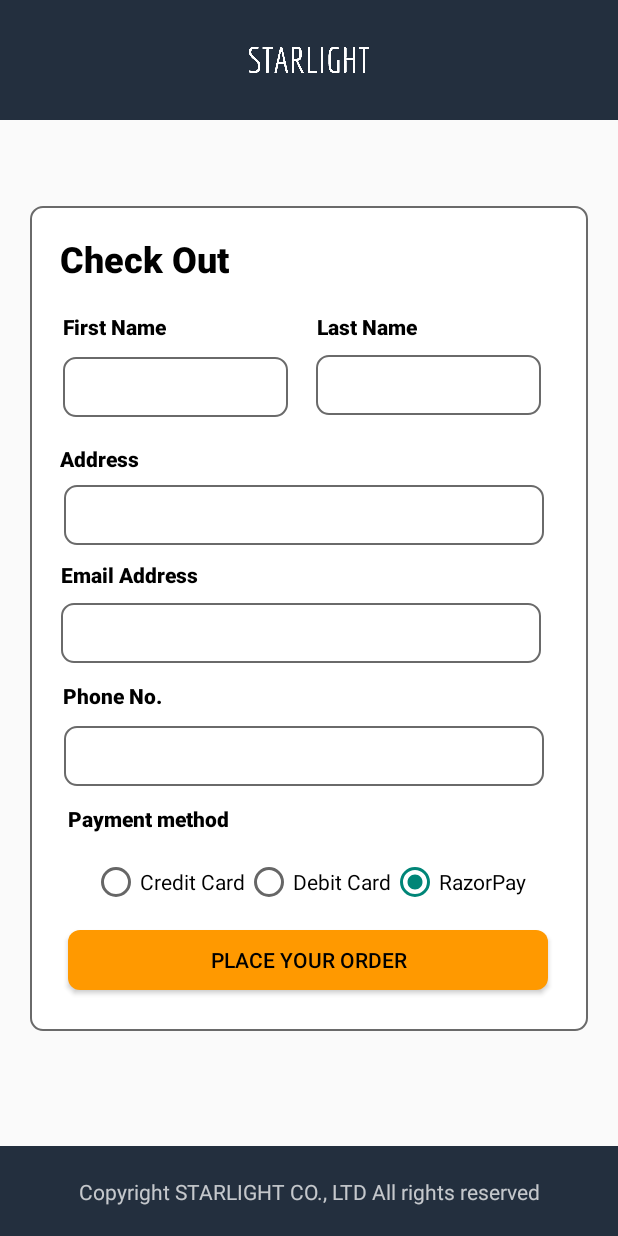
After one commit to NandanPaT-eL/Ecommerce-App, an Android app: the CheckoutActivity screen opened directly, with no data from a screen before it, on a phone screen of 412 x 824 dp. The commit adds this screen. Run offline under Robolectric (Android 15) with nearby library versions, the phone set to English and light mode, and no system bars; our stand-ins replace Firebase (no records; nobody signed in at launch, a user with empty details on screens opened directly); Roboto replaces fonts that are not available here.

Commit message:
Checkout Done

```diff
--- a/app/src/main/java/com/example/ecommerceapp/CartActivity.java
+++ b/app/src/main/java/com/example/ecommerceapp/CartActivity.java
@@ -6,6 +6,8 @@ import android.content.Context;
 import android.content.Intent;
 import android.content.IntentFilter;
 import android.os.Bundle;
+import android.view.View;
+import android.widget.Button;
 import android.widget.TextView;
 
 import androidx.annotation.NonNull;
@@ -34,6 +36,7 @@ public class CartActivity extends AppCompatActivity {
 
     FirebaseAuth auth;
     FirebaseFirestore firestore;
+    Button checkout;
     @Override
     protected void onCreate(Bundle savedInstanceState) {
         super.onCreate(savedInstanceState);
@@ -45,12 +48,20 @@ public class CartActivity extends AppCompatActivity {
 
         recyclerView = findViewById(R.id.cart_rec);
         recyclerView.setLayoutManager(new LinearLayoutManager(this));
-
+        checkout = findViewById(R.id.button);
         totalBillAmt = findViewById(R.id.textView3);
 
         cartmodels = new ArrayList<>();
         cartAdapter = new CartAdapter(this, cartmodels);
         recyclerView.setAdapter(cartAdapter);
+
+        checkout.setOnClickListener(new View.OnClickListener() {
+            @Override
+            public void onClick(View v) {
+                Intent intent = new Intent(CartActivity.this, CheckoutActivity.class);
+                startActivity(intent);
+            }
+        });
 
         LocalBroadcastManager.getInstance(this)
                         .registerReceiver(mMessageReceiver, new IntentFilter("MyTotalAmount"));
--- /dev/null
+++ b/app/src/main/java/com/example/ecommerceapp/CheckoutActivity.java
@@ -0,0 +1,100 @@
+package com.example.ecommerceapp;
+
+import android.os.Bundle;
+import android.view.View;
+import android.widget.Button;
+import android.widget.EditText;
+import android.widget.RadioButton;
+import android.widget.Toast;
+
+import androidx.annotation.NonNull;
+import androidx.appcompat.app.AppCompatActivity;
+
+import com.google.android.gms.tasks.OnCompleteListener;
+import com.google.android.gms.tasks.Task;
+import com.google.firebase.auth.FirebaseAuth;
+import com.google.firebase.firestore.DocumentReference;
+import com.google.firebase.firestore.FirebaseFirestore;
+import com.google.firebase.storage.StorageTask;
+
+import java.util.HashMap;
+import java.util.Map;
+
+
+public class CheckoutActivity extends AppCompatActivity {
+    FirebaseFirestore firestore;
+    FirebaseAuth auth;
+
+    EditText firstName, lastName, address, email, number;
+    Button confirm;
+    RadioButton credit, debit, razor;
+
+    @Override
+    protected void onCreate(Bundle savedInstanceState) {
+        super.onCreate(savedInstanceState);
+        setContentView(R.layout.activity_checkout);
+
+        firestore = FirebaseFirestore.getInstance();
+        auth = FirebaseAuth.getInstance();
+        firstName = findViewById(R.id.firstName);
+        lastName = findViewById(R.id.lastName);
+        address = findViewById(R.id.address);
+        email = findViewById(R.id.email);
+        number = findViewById(R.id.number);
+
+        confirm = findViewById(R.id.placeOrder);
+
+        credit = findViewById(R.id.credit);
+        debit = findViewById(R.id.debit);
+        razor = findViewById(R.id.razorpay);
+
+
+        confirm.setOnClickListener(new View.OnClickListener() {
+            @Override
+            public void onClick(View v) {
+                String Firstname = firstName.getText().toString();
+                String Lastname = lastName.getText().toString();
+                String Address = address.getText().toString();
+                String Email = email.getText().toString();
+                String Number = number.getText().toString();
+                String c = credit.getText().toString();
+                String d = debit.getText().toString();
+                String r = razor.getText().toString();
+                String fullname = "";
+                if(!Firstname.isEmpty()) {
+                    fullname+=Firstname;
+                    fullname+=" ";
+                }
+                if(!Lastname.isEmpty()) {
+                    fullname+=Lastname;
+                }
+
+                if (!Firstname.isEmpty() && !Lastname.isEmpty() && !Address.isEmpty() && !Email.isEmpty() && !Number.isEmpty()) {
+                    Map<String, String> map = new HashMap<>();
+                    map.put("FullName", fullname);
+                    map.put("Address", Address);
+                    map.put("Email",Email);
+                    map.put("Number", Number);
+                    if (credit.isChecked()) {
+                        map.put("Payment Method", c);
+                    } else if (debit.isChecked()) {
+                        map.put("Payment method", d);
+                    } else if (razor.isChecked()) {
+                        map.put("Payment method", r);
+                    }
+                    firestore.collection("UserCheckout").document(auth.getCurrentUser().getUid())
+                            .collection("Details").add(map).addOnCompleteListener(new OnCompleteListener<DocumentReference>() {
+                                @Override
+                                public void onComplete(@NonNull Task<DocumentReference> task) {
+                                    if(task.isSuccessful()) {
+                                        Toast.makeText(CheckoutActivity.this,"Record Stored",Toast.LENGTH_SHORT).show();
+                                    }
+                                }
+                            });
+                } else {
+                    Toast.makeText(CheckoutActivity.this, "Fill All the details!", Toast.LENGTH_SHORT).show();
+                }
+            }
+        });
+    }
+}
--- a/app/src/main/java/com/example/ecommerceapp/ProductDetailActivity.java
+++ b/app/src/main/java/com/example/ecommerceapp/ProductDetailActivity.java
@@ -1,5 +1,7 @@
 package com.example.ecommerceapp;
 
+import android.annotation.SuppressLint;
+import android.content.Intent;
 import android.os.Bundle;
 import android.view.View;
 import android.widget.Button;
@@ -17,8 +19,6 @@ import com.google.firebase.auth.FirebaseAuth;
 import com.google.firebase.firestore.DocumentReference;
 import com.google.firebase.firestore.FirebaseFirestore;
 
-import org.w3c.dom.Text;
-
 import java.text.SimpleDateFormat;
 import java.util.Calendar;
 import java.util.HashMap;
@@ -28,8 +28,10 @@ public class ProductDetailActivity extends AppCompatActivity {
     FirebaseAuth auth;
     ProductObject productObject = null;
     TextView name, price, quantity;
+    Button cart;
     int totalQuantity = 1;
     int totalPrice = 0;
+    @SuppressLint("MissingInflatedId")
     @Override
     protected void onCreate(Bundle savedInstanceState) {
         super.onCreate(savedInstanceState);
@@ -48,8 +50,8 @@ public class ProductDetailActivity extends AppCompatActivity {
         quantity = findViewById(R.id.quantity);
         name = findViewById(R.id.detailedName);
         price = findViewById(R.id.price);
+        cart = findViewById(R.id.buynow);
         Button addCart = findViewById(R.id.cartbutton);
-        Button buynow = findViewById(R.id.addbutton);
         ImageView addItem = findViewById(R.id.addItem);
         ImageView removeItem = findViewById(R.id.removeItem);
 
@@ -92,6 +94,13 @@ public class ProductDetailActivity extends AppCompatActivity {
                 }
             }
         });
+        cart.setOnClickListener(new View.OnClickListener() {
+            @Override
+            public void onClick(View v) {
+                Intent intent = new Intent(ProductDetailActivity.this, CartActivity.class);
+                startActivity(intent);
+            }
+        });
         button1.setOnClickListener(new View.OnClickListener() {
             @Override
             public void onClick(View v) {
--- /dev/null
+++ b/app/src/main/res/layout/activity_checkout.xml
@@ -0,0 +1,349 @@
+<?xml version="1.0" encoding="utf-8"?>
+<androidx.constraintlayout.widget.ConstraintLayout xmlns:android="http://schemas.android.com/apk/res/android"
+    xmlns:app="http://schemas.android.com/apk/res-auto"
+    xmlns:tools="http://schemas.android.com/tools"
+    android:id="@+id/main"
+    android:layout_width="match_parent"
+    android:layout_height="match_parent"
+    tools:context=".CheckoutActivity">
+
+    <LinearLayout
+        android:layout_width="0dp"
+        android:layout_height="550dp"
+        android:background="@drawable/signin_bar"
+        android:orientation="vertical"
+        android:layout_marginLeft="20dp"
+        android:layout_marginRight="20dp"
+        app:layout_constraintBottom_toBottomOf="parent"
+        app:layout_constraintEnd_toEndOf="parent"
+        app:layout_constraintStart_toStartOf="parent"
+        app:layout_constraintTop_toTopOf="parent"
+        tools:ignore="TextSizeCheck"/>
+
+    <androidx.constraintlayout.widget.ConstraintLayout
+        android:id="@+id/constraintLayout"
+        android:layout_width="match_parent"
+        android:layout_height="match_parent">
+
+        <LinearLayout
+            android:id="@+id/linearLayout4"
+            android:layout_width="match_parent"
+            android:layout_height="80dp"
+            android:background="#232F3E"
+            android:orientation="horizontal"
+            app:layout_constraintBottom_toBottomOf="parent"
+            app:layout_constraintEnd_toEndOf="parent"
+            app:layout_constraintStart_toStartOf="parent"
+            app:layout_constraintTop_toTopOf="parent"
+            app:layout_constraintVertical_bias="0.0">
+
+            <ImageView
+                android:id="@+id/imageView"
+                android:layout_width="0dp"
+                android:layout_height="match_parent"
+                android:layout_weight="1"
+                android:contentDescription="logo"
+                app:srcCompat="@drawable/logo"
+                tools:ignore="HardcodedText" />
+        </LinearLayout>
+
+        <LinearLayout
+            android:id="@+id/linearLayout5"
+            android:layout_width="0dp"
+            android:layout_height="60dp"
+            android:background="#232F3E"
+            android:baselineAligned="false"
+            android:orientation="horizontal"
+            app:layout_constraintBottom_toBottomOf="parent"
+            app:layout_constraintEnd_toEndOf="parent"
+            app:layout_constraintHorizontal_bias="0.0"
+            app:layout_constraintStart_toStartOf="parent">
+
+            <androidx.constraintlayout.widget.ConstraintLayout
+                android:layout_width="0dp"
+                android:layout_height="match_parent"
+                android:layout_weight="1">
+
+                <TextView
+                    android:id="@+id/editTextText2"
+                    android:layout_width="match_parent"
+                    android:layout_height="wrap_content"
+                    android:layout_weight="1"
+                    android:ems="10"
+                    android:inputType="text"
+                    android:text="Copyright STARLIGHT CO., LTD All rights reserved"
+                    android:textAlignment="center"
+                    android:textColor="#BCFFFFFF"
+                    android:textSize="14sp"
+                    app:layout_constraintBottom_toBottomOf="parent"
+                    app:layout_constraintTop_toTopOf="parent"
+                    tools:ignore="HardcodedText,TextViewEdits,TouchTargetSizeCheck" />
+            </androidx.constraintlayout.widget.ConstraintLayout>
+
+        </LinearLayout>
+
+        <androidx.constraintlayout.widget.ConstraintLayout
+            android:layout_width="409dp"
+            android:layout_height="589dp"
+            app:layout_constraintBottom_toTopOf="@+id/linearLayout5"
+            app:layout_constraintEnd_toEndOf="parent"
+            app:layout_constraintStart_toStartOf="parent"
+            app:layout_constraintTop_toBottomOf="@+id/linearLayout4">
+
+            <TextView
+                android:layout_width="wrap_content"
+                android:layout_height="wrap_content"
+                android:fontFamily="sans-serif-black"
+                android:text="Check Out"
+                android:textColor="@color/black"
+                android:textSize="24sp"
+                android:textStyle="bold"
+                app:layout_constraintBottom_toBottomOf="parent"
+                app:layout_constraintEnd_toEndOf="parent"
+                app:layout_constraintHorizontal_bias="0.131"
+                app:layout_constraintStart_toStartOf="parent"
+                app:layout_constraintTop_toTopOf="parent"
+                app:layout_constraintVertical_bias="0.052" />
+
+            <TextView
+                android:id="@+id/textView8"
+                android:layout_width="wrap_content"
+                android:layout_height="wrap_content"
+                android:fontFamily="sans-serif-black"
+                android:text="First Name"
+                android:textColor="@color/black"
+                app:layout_constraintBottom_toBottomOf="parent"
+                app:layout_constraintEnd_toEndOf="parent"
+                app:layout_constraintHorizontal_bias="0.12"
+                app:layout_constraintStart_toStartOf="parent"
+                app:layout_constraintTop_toTopOf="parent"
+                app:layout_constraintVertical_bias="0.142"
+                tools:ignore="HardcodedText" />
+
+            <EditText
+                android:id="@+id/firstName"
+                android:layout_width="150dp"
+                android:layout_height="40dp"
+                android:autofillHints=""
+                android:background="@drawable/signin_bar"
+                android:ems="10"
+                android:fontFamily="sans-serif-black"
+                android:inputType="text"
+                android:paddingLeft="5dp"
+                android:textSize="16sp"
+                app:layout_constraintBottom_toBottomOf="parent"
+                app:layout_constraintEnd_toEndOf="parent"
+                app:layout_constraintHorizontal_bias="0.158"
+                app:layout_constraintStart_toStartOf="parent"
+                app:layout_constraintTop_toBottomOf="@+id/textView8"
+                app:layout_constraintVertical_bias="0.023"
+                tools:ignore="LabelFor,RtlHardcoded,RtlSymmetry,SpeakableTextPresentCheck,TouchTargetSizeCheck" />
+
+            <TextView
+                android:id="@+id/textView7"
+                android:layout_width="wrap_content"
+                android:layout_height="wrap_content"
+                android:fontFamily="sans-serif-black"
+                android:text="Last Name"
+                android:textColor="@color/black"
+                app:layout_constraintBottom_toBottomOf="parent"
+                app:layout_constraintEnd_toEndOf="parent"
+                app:layout_constraintHorizontal_bias="0.612"
+                app:layout_constraintStart_toStartOf="parent"
+                app:layout_constraintTop_toTopOf="parent"
+                app:layout_constraintVertical_bias="0.142"
+                tools:ignore="HardcodedText" />
+
+            <EditText
+                android:id="@+id/lastName"
+                android:layout_width="150dp"
+                android:layout_height="40dp"
+                android:autofillHints=""
+                android:background="@drawable/signin_bar"
+                android:ems="10"
+                android:fontFamily="sans-serif-black"
+                android:inputType="text"
+                android:paddingLeft="5dp"
+                android:textSize="16sp"
+                app:layout_constraintBottom_toBottomOf="parent"
+                app:layout_constraintEnd_toEndOf="parent"
+                app:layout_constraintHorizontal_bias="0.808"
+                app:layout_constraintStart_toStartOf="parent"
+                app:layout_constraintTop_toBottomOf="@+id/textView7"
+                app:layout_constraintVertical_bias="0.021"
+                tools:ignore="LabelFor,RtlHardcoded,RtlSymmetry,SpeakableTextPresentCheck,TouchTargetSizeCheck" />
+
+            <TextView
+                android:id="@+id/textView5"
+                android:layout_width="wrap_content"
+                android:layout_height="wrap_content"
+                android:fontFamily="sans-serif-black"
+                android:text="Address"
+                android:textColor="@color/black"
+                app:layout_constraintBottom_toBottomOf="parent"
+                app:layout_constraintEnd_toEndOf="parent"
+                app:layout_constraintHorizontal_bias="0.109"
+                app:layout_constraintStart_toStartOf="parent"
+                app:layout_constraintTop_toTopOf="parent"
+                app:layout_constraintVertical_bias="0.296"
+                tools:ignore="HardcodedText" />
+
+            <EditText
+                android:id="@+id/address"
+                android:layout_width="320dp"
+                android:layout_height="40dp"
+                android:autofillHints=""
+                android:background="@drawable/signin_bar"
+                android:ems="10"
+                android:fontFamily="sans-serif-black"
+                android:inputType="text"
+                android:maxLines="2"
+                android:paddingLeft="5dp"
+                android:textSize="16sp"
+                app:layout_constraintBottom_toBottomOf="parent"
+                app:layout_constraintEnd_toEndOf="parent"
+                app:layout_constraintHorizontal_bias="0.46"
+                app:layout_constraintStart_toStartOf="parent"
+                app:layout_constraintTop_toBottomOf="@+id/textView5"
+                app:layout_constraintVertical_bias="0.022"
+                tools:ignore="LabelFor,RtlHardcoded,RtlSymmetry,SpeakableTextPresentCheck,TouchTargetSizeCheck" />
+
+            <TextView
+                android:id="@+id/textView6"
+                android:layout_width="wrap_content"
+                android:layout_height="wrap_content"
+                android:fontFamily="sans-serif-black"
+                android:text="Email Address"
+                android:textColor="@color/black"
+                app:layout_constraintBottom_toBottomOf="parent"
+                app:layout_constraintEnd_toEndOf="parent"
+                app:layout_constraintHorizontal_bias="0.123"
+                app:layout_constraintStart_toStartOf="parent"
+                app:layout_constraintTop_toTopOf="parent"
+                app:layout_constraintVertical_bias="0.431"
+                tools:ignore="HardcodedText" />
+
+            <EditText
+                android:id="@+id/email"
+                android:layout_width="320dp"
+                android:layout_height="40dp"
+                android:autofillHints=""
+                android:background="@drawable/signin_bar"
+                android:ems="10"
+                android:fontFamily="sans-serif-black"
+                android:inputType="textEmailAddress"
+                android:paddingLeft="5dp"
+                android:textSize="16sp"
+                app:layout_constraintBottom_toBottomOf="parent"
+                app:layout_constraintEnd_toEndOf="parent"
+                app:layout_constraintHorizontal_bias="0.438"
+                app:layout_constraintStart_toStartOf="parent"
+                app:layout_constraintTop_toBottomOf="@+id/textView6"
+                app:layout_constraintVertical_bias="0.033"
+                tools:ignore="LabelFor,RtlHardcoded,RtlSymmetry,SpeakableTextPresentCheck,TouchTargetSizeCheck" />
+
+            <TextView
+                android:id="@+id/textView1"
+                android:layout_width="wrap_content"
+                android:layout_height="wrap_content"
+                android:fontFamily="sans-serif-black"
+                android:text="Phone No."
+                android:textColor="@color/black"
+                app:layout_constraintBottom_toBottomOf="parent"
+                app:layout_constraintEnd_toEndOf="parent"
+                app:layout_constraintHorizontal_bias="0.119"
+                app:layout_constraintStart_toStartOf="parent"
+                app:layout_constraintTop_toTopOf="parent"
+                app:layout_constraintVertical_bias="0.573"
+                tools:ignore="HardcodedText" />
+
+            <EditText
+                android:id="@+id/number"
+                android:layout_width="320dp"
+                android:layout_height="40dp"
+                android:autofillHints=""
+                android:background="@drawable/signin_bar"
+                android:ems="10"
+                android:fontFamily="sans-serif-black"
+                android:inputType="phone"
+                android:maxLength="10"
+                android:paddingLeft="5dp"
+                android:textSize="16sp"
+                app:layout_constraintBottom_toBottomOf="parent"
+                app:layout_constraintEnd_toEndOf="parent"
+                app:layout_constraintHorizontal_bias="0.46"
+                app:layout_constraintStart_toStartOf="parent"
+                app:layout_constraintTop_toBottomOf="@+id/textView1"
+                app:layout_constraintVertical_bias="0.053"
+                tools:ignore="LabelFor,RtlHardcoded,RtlSymmetry,SpeakableTextPresentCheck,TouchTargetSizeCheck" />
+
+            <TextView
+                android:id="@+id/radio"
+                android:layout_width="wrap_content"
+                android:layout_height="wrap_content"
+                android:fontFamily="sans-serif-black"
+                android:text="Payment method"
+                android:textColor="@color/black"
+                app:layout_constraintBottom_toBottomOf="parent"
+                app:layout_constraintEnd_toEndOf="parent"
+                app:layout_constraintHorizontal_bias="0.146"
+                app:layout_constraintStart_toStartOf="parent"
+                app:layout_constraintTop_toTopOf="parent"
+                app:layout_constraintVertical_bias="0.717"
+                tools:ignore="HardcodedText" />
+
+            <Button
+                android:id="@+id/placeOrder"
+                android:layout_width="320dp"
+                android:layout_height="40dp"
+                android:background="@drawable/buttonsign"
+                android:text="Place your order"
+                android:textColor="@color/black"
+                app:layout_constraintBottom_toBottomOf="parent"
+                app:layout_constraintEnd_toEndOf="parent"
+                app:layout_constraintHorizontal_bias="0.494"
+                app:layout_constraintStart_toStartOf="parent"
+                app:layout_constraintTop_toTopOf="parent"
+                app:layout_constraintVertical_bias="0.897"
+                tools:ignore="HardcodedText,TouchTargetSizeCheck" />
+
+            <RadioGroup
+                android:layout_width="wrap_content"
+                android:layout_height="wrap_content"
+                android:orientation="horizontal"
+                app:layout_constraintBottom_toTopOf="@+id/placeOrder"
+                app:layout_constraintEnd_toEndOf="parent"
+                app:layout_constraintStart_toStartOf="parent"
+                app:layout_constraintTop_toBottomOf="@+id/radio">
+
+                <RadioButton
+                    android:id="@+id/credit"
+                    android:layout_width="wrap_content"
+                    android:layout_height="wrap_content"
+                    android:textColor="@color/black"
+                    android:fontFamily="sans-serif"
+                    android:text="Credit Card" />
+
+                <RadioButton
+                    android:id="@+id/debit"
+                    android:layout_width="wrap_content"
+                    android:layout_height="wrap_content"
+                    android:textColor="@color/black"
+                    android:fontFamily="sans-serif"
+                    android:text="Debit Card" />
+
+                <RadioButton
+                    android:id="@+id/razorpay"
+                    android:layout_width="wrap_content"
+                    android:layout_height="wrap_content"
+                    android:checked="true"
+                    android:textColor="@color/black"
+                    android:fontFamily="sans-serif"
+                    android:text="RazorPay" />
+            </RadioGroup>
+
+        </androidx.constraintlayout.widget.ConstraintLayout>
+
+    </androidx.constraintlayout.widget.ConstraintLayout>
+
+</androidx.constraintlayout.widget.ConstraintLayout>
--- a/app/src/main/res/layout/activity_product_detail.xml
+++ b/app/src/main/res/layout/activity_product_detail.xml
@@ -187,14 +187,14 @@
         app:layout_constraintVertical_bias="0.143" />
 
     <Button
-        android:id="@+id/addbutton"
+        android:id="@+id/buynow"
         android:layout_width="match_parent"
         android:layout_height="45dp"
         android:layout_marginLeft="15dp"
         android:layout_marginRight="15dp"
         android:backgroundTint="#434343"
         android:elevation="10dp"
-        android:text="Buy now"
+        android:text="go to cart"
         app:layout_constraintBottom_toBottomOf="parent"
         app:layout_constraintEnd_toEndOf="parent"
         app:layout_constraintHorizontal_bias="0.498"
```
Also changed, not shown: app/src/main/AndroidManifest.xml (+4 -4 lines).
